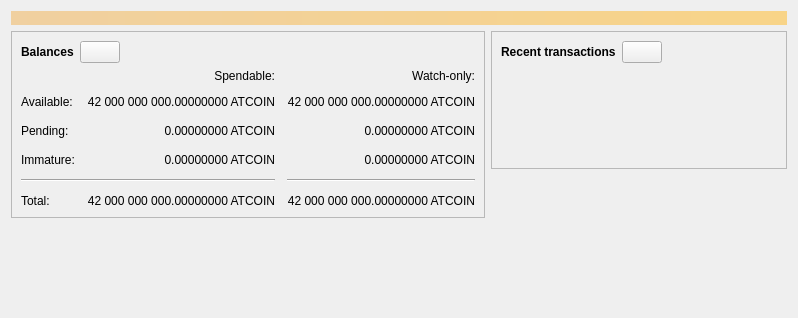
This is src/qt/forms/overviewpage.ui in atcoinorg/atcoin as Qt 5 draws it before an edit. The edited form follows.
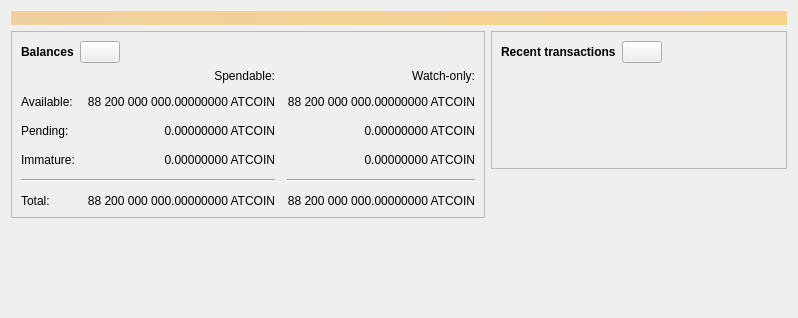
This is the edited form. Icons and pictures are not drawn. Custom widgets are drawn as their Qt base class.

```diff
--- a/src/qt/forms/overviewpage.ui
+++ b/src/qt/forms/overviewpage.ui
@@ -249,7 +249,7 @@
                <string>Your current total balance</string>
               </property>
               <property name="text">
-               <string notr="true">42 000 000 000.00000000 ATCOIN</string>
+               <string notr="true">88 200 000 000.00000000 ATCOIN</string>
               </property>
               <property name="alignment">
                <set>Qt::AlignRight|Qt::AlignTrailing|Qt::AlignVCenter</set>
@@ -268,7 +268,7 @@
                <string>Current total balance in watch-only addresses</string>
               </property>
               <property name="text">
-               <string notr="true">42 000 000 000.00000000 ATCOIN</string>
+               <string notr="true">88 200 000 000.00000000 ATCOIN</string>
               </property>
               <property name="alignment">
                <set>Qt::AlignRight|Qt::AlignTrailing|Qt::AlignVCenter</set>
@@ -304,7 +304,7 @@
                <string>Your current spendable balance</string>
               </property>
               <property name="text">
-               <string notr="true">42 000 000 000.00000000 ATCOIN</string>
+               <string notr="true">88 200 000 000.00000000 ATCOIN</string>
               </property>
               <property name="alignment">
                <set>Qt::AlignRight|Qt::AlignTrailing|Qt::AlignVCenter</set>
@@ -323,7 +323,7 @@
                <string>Your current balance in watch-only addresses</string>
               </property>
               <property name="text">
-               <string notr="true">42 000 000 000.00000000 ATCOIN</string>
+               <string notr="true">88 200 000 000.00000000 ATCOIN</string>
               </property>
               <property name="alignment">
                <set>Qt::AlignRight|Qt::AlignTrailing|Qt::AlignVCenter</set>
```
